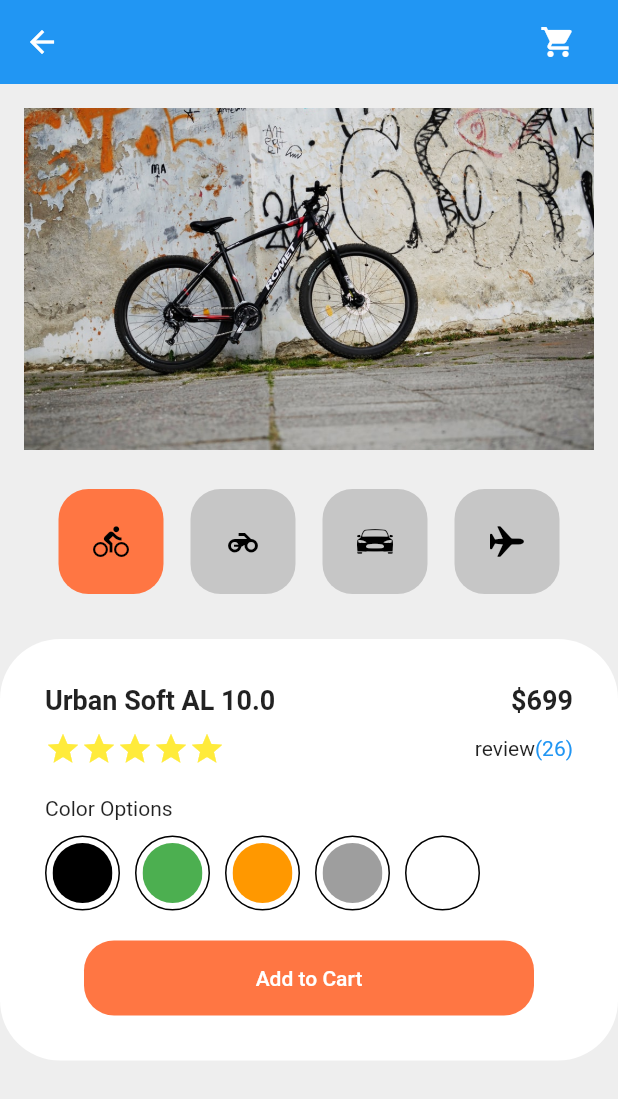
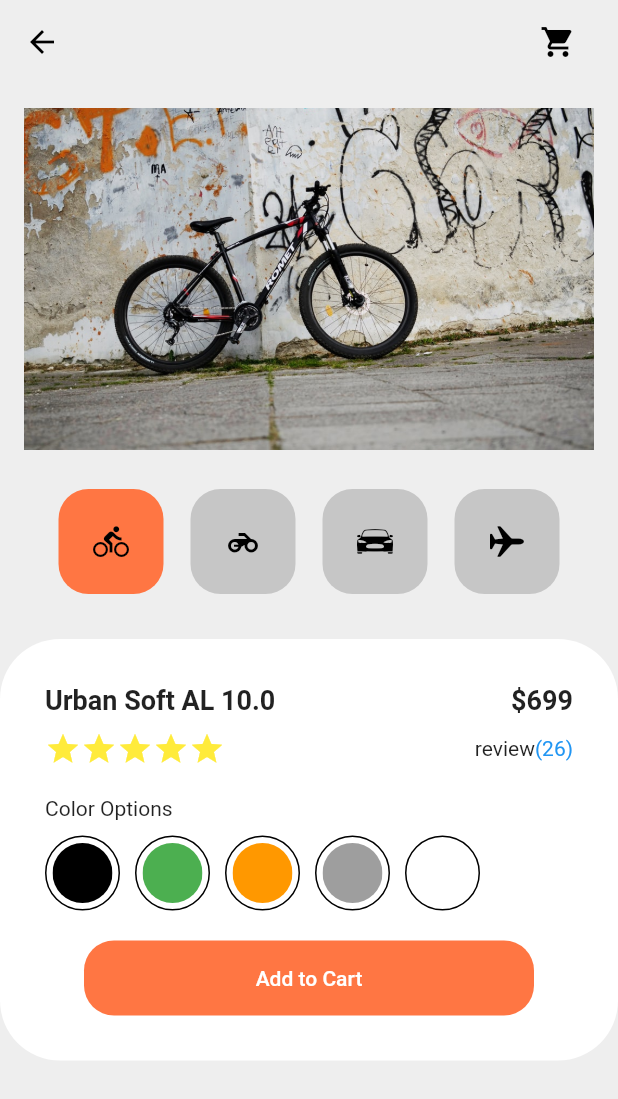
Before and after one commit to yuhyunkimm/Flutter_shoppingcart_pratice, a Flutter app: the screen it shows after launch, on a phone screen of 412 x 824 dp. Shown: the top 1099 px of the screen. Run offline on Flutter 3.47's test engine with Material 2 defaults, Android fonts, the phone set to English and light mode, and no system bars.

Commit message:
appbar theme add

```diff
--- a/lib/theme.dart
+++ b/lib/theme.dart
@@ -4,6 +4,10 @@ import 'package:flutter_shoppingcart/constants.dart';
 
 ThemeData theme(){
   return ThemeData(
+    appBarTheme: AppBarTheme(
+      backgroundColor: kPrimaryColor,
+      iconTheme: IconThemeData(color: Colors.black),
+    ),
     primaryColor: kPrimaryColor,
     scaffoldBackgroundColor: kPrimaryColor,
   );
```
